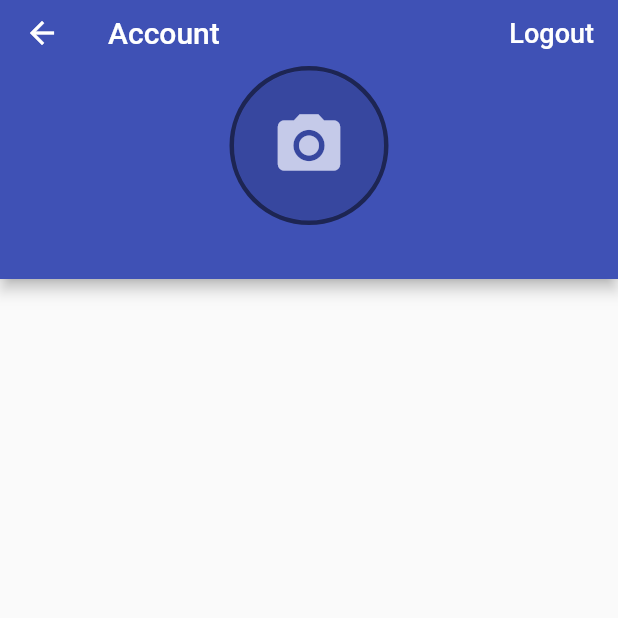
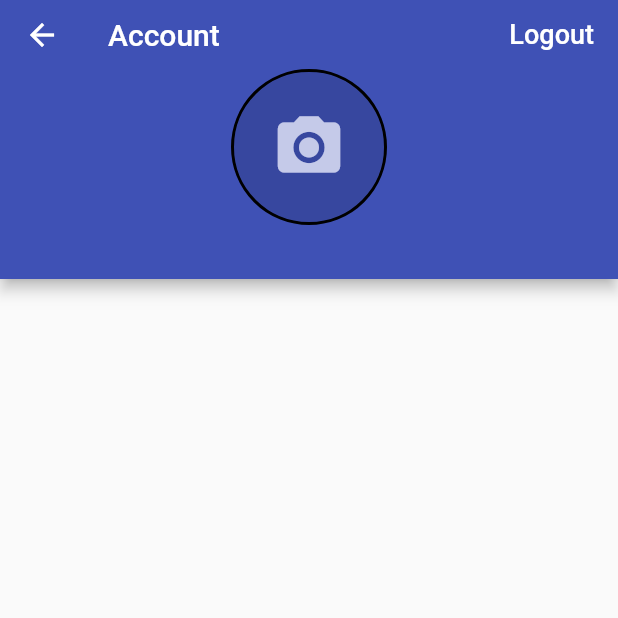
Before and after one commit to hiteshgarg123/Time-Tracker, a Flutter app: the AccountPage screen opened directly, on a phone screen of 412 x 824 dp, the top half of it. Run offline on Flutter 3.47's test engine with Material 2 defaults, Android fonts, the phone set to English and light mode, and no system bars; our stand-ins replace cloud_firestore, firebase_auth, firebase_storage, google_sign_in, image_picker, rxdart; missing offline and left inert: flutter_facebook_login; accounts and stored records are empty.

Commit message:
Added parameteres

```diff
--- a/lib/common_widgets/avatar.dart
+++ b/lib/common_widgets/avatar.dart
@@ -3,23 +3,25 @@ import 'package:flutter/material.dart';
 class Avatar extends StatelessWidget {
   const Avatar({
     Key key,
-    this.photoUrl,
+    @required this.photoUrl,
     @required this.radius,
+    this.onPressed,
+    this.borderColor,
+    this.borderWidth,
   }) : super(key: key);
 
   final String photoUrl;
   final double radius;
+  final Color borderColor;
+  final double borderWidth;
+  final VoidCallback onPressed;
 
   @override
   Widget build(BuildContext context) {
     return Container(
-      decoration: BoxDecoration(
-        shape: BoxShape.circle,
-        border: Border.all(
-          color: Colors.black54,
-          width: 3.0,
-        ),
-      ),
+      decoration: _borderDecoration(),
+      child: InkWell(
+        onTap: onPressed,
         child: CircleAvatar(
           radius: radius,
           backgroundColor: Colors.black12,
@@ -31,6 +33,20 @@ class Avatar extends StatelessWidget {
                 )
               : null,
         ),
+      ),
     );
   }
+
+  Decoration _borderDecoration() {
+    if (borderColor != null && borderWidth != null) {
+      return BoxDecoration(
+        shape: BoxShape.circle,
+        border: Border.all(
+          color: borderColor,
+          width: borderWidth,
+        ),
+      );
     }
+    return null;
+  }
+}
```
Lines whose indentation alone changed are shown as unchanged.
